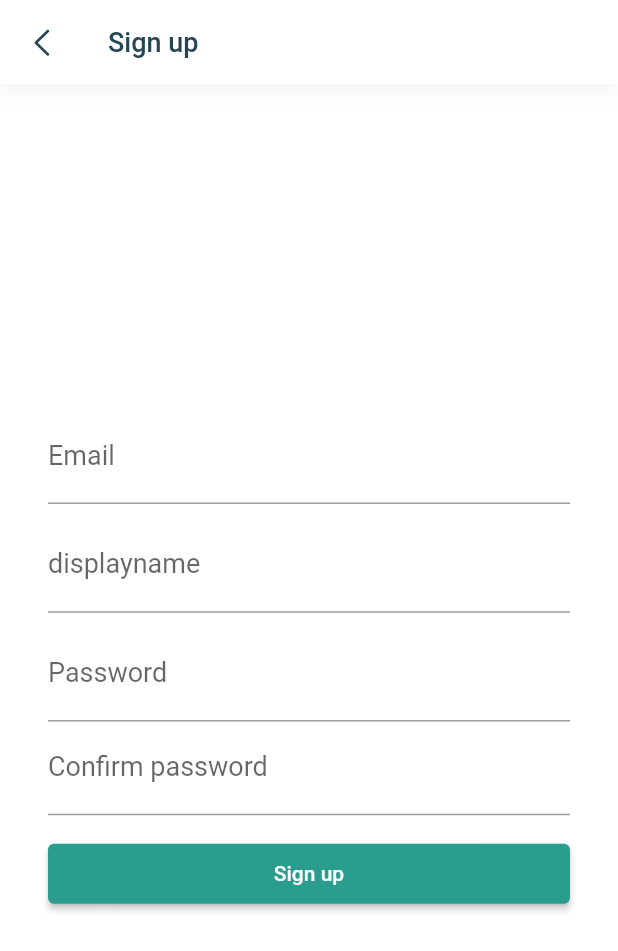
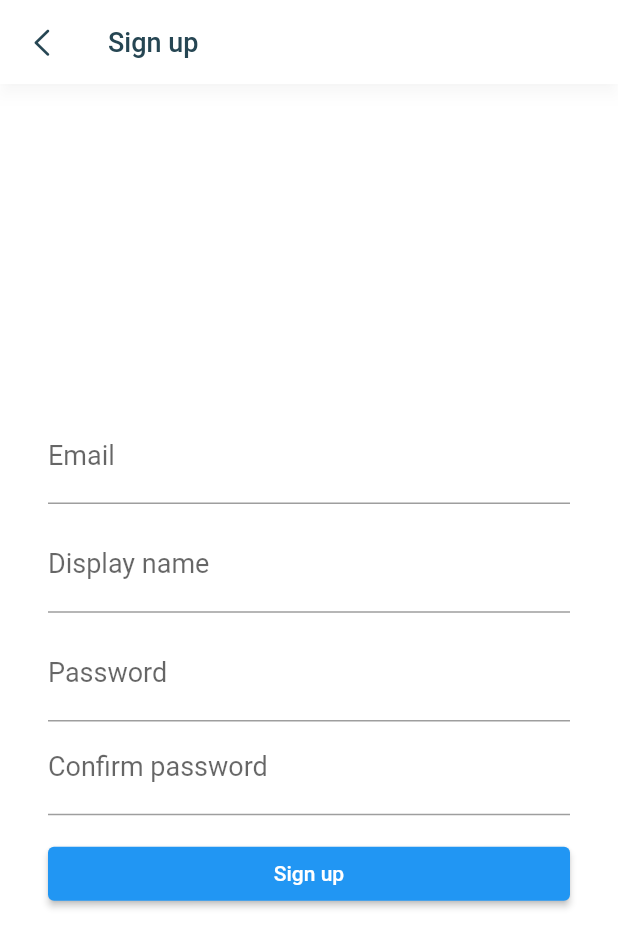
Before and after one commit to TrungHieu-HCMUIT/Greuse_GSC2021, a Flutter app: the screen it shows after launch, after a tap on "Sign in", after a tap on "Sign up", on a phone screen of 412 x 824 dp. Shown: the top 951 px of the screen. Run offline on Flutter 3.47's test engine with Material 2 defaults, Android fonts, the phone set to English and light mode, and no system bars; our stand-ins replace cloud_firestore, firebase_auth, firebase_core, google_sign_in, image_picker; missing offline and left inert: multi_image_picker; accounts and stored records are empty.

Commit message:
Button Migrated

```diff
--- a/lib/screens/my_posts_screen.dart
+++ b/lib/screens/my_posts_screen.dart
@@ -14,7 +14,7 @@ class MyPostsScreen extends StatefulWidget {
 class _MyPostsScreenState extends State<MyPostsScreen> {
   final _myPosts = <NewsFeedCardVM>[];
 
-  Future _fetchMyPosts() {
+  void _fetchMyPosts() {
     // TODO: Fetch news feed from sever and add to _newsFeedList
     _myPosts.addAll([
       NewsFeedCardVM(
--- a/lib/screens/news_feed_screen.dart
+++ b/lib/screens/news_feed_screen.dart
@@ -16,7 +16,7 @@ class NewsFeedScreen extends StatefulWidget {
 class _NewsFeedScreenState extends State<NewsFeedScreen> {
   final _newsFeedList = <NewsFeedCardVM>[];
 
-  Future _fetchNewsFeed() {
+  void _fetchNewsFeed() {
     // TODO: Fetch news feed from sever and add to _newsFeedList
     _newsFeedList.addAll([
       NewsFeedCardVM(
--- a/lib/screens/profile_screen.dart
+++ b/lib/screens/profile_screen.dart
@@ -6,7 +6,6 @@ import 'package:greuse/components/floating_bottom_button.dart';
 import 'package:greuse/screens/exchanging_locations_screen.dart';
 import 'package:greuse/screens/my_posts_screen.dart';
 import 'package:greuse/screens/saved_posts_screen.dart';
-import 'package:greuse/screens/sign_in_screen.dart';
 
 class ProfileScreen extends StatefulWidget {
   static const id = 'profile_screen';
--- a/lib/screens/sign_in_screen.dart
+++ b/lib/screens/sign_in_screen.dart
@@ -1,7 +1,6 @@
 import 'package:firebase_auth/firebase_auth.dart';
 import 'package:flutter/material.dart';
 import 'package:google_sign_in/google_sign_in.dart';
-import 'package:greuse/screens/home_screen.dart';
 import 'package:greuse/screens/sign_up_screen.dart';
 
 class SignInScreen extends StatefulWidget {
@@ -135,7 +134,7 @@ class _SignInScreenState extends State<SignInScreen> {
                   onChanged: _onPasswordSaved,
                 ),
                 SizedBox(height: 15.0),
-                RaisedButton(
+                ElevatedButton(
                   onPressed: _signIn,
                   child: Text('Sign in'),
                 ),
@@ -145,17 +144,23 @@ class _SignInScreenState extends State<SignInScreen> {
                   textAlign: TextAlign.center,
                 ),
                 SizedBox(height: 30.0),
-                RaisedButton(
+                ElevatedButton(
                   onPressed: _signInWithGoogle,
-                  color: Colors.red,
+                  style: ElevatedButton.styleFrom(
+                    primary: Colors.red,
+                    onPrimary: Colors.white,
+                  ),
                   child: Text(
                     'Sign in with Google',
                   ),
                 ),
                 SizedBox(height: 15.0),
-                RaisedButton(
+                ElevatedButton(
                   onPressed: _signUp,
-                  color: Colors.green,
+                  style: ElevatedButton.styleFrom(
+                    primary: Colors.green,
+                    onPrimary: Colors.white,
+                  ),
                   child: Text(
                     'Sign up',
                   ),
--- a/lib/screens/sign_up_screen.dart
+++ b/lib/screens/sign_up_screen.dart
@@ -19,7 +19,6 @@ class _SignUpScreenState extends State<SignUpScreen> {
   String _email;
   String _displayname;
   String _password;
-  String _confirmPassword;
 
   String _emailErrorText;
 
@@ -58,8 +57,6 @@ class _SignUpScreenState extends State<SignUpScreen> {
     if (password != _passwordController.text) return 'Password does not match';
     return null;
   }
-
-  void _onConfirmPasswordSaved(String password) => _confirmPassword = password;
 
   void _signUp() async {
     if (_formKey.currentState.validate()) {
@@ -130,7 +127,7 @@ class _SignUpScreenState extends State<SignUpScreen> {
                 SizedBox(height: 10.0),
                 TextFormField(
                   decoration: InputDecoration(
-                    labelText: 'displayname',
+                    labelText: 'Display name',
                   ),
                   style: TextStyle(
                     fontSize: 18.0,
@@ -162,10 +159,9 @@ class _SignUpScreenState extends State<SignUpScreen> {
                   ),
                   obscureText: true,
                   validator: _confirmPasswordValidator,
-                  onSaved: _onConfirmPasswordSaved,
                 ),
                 SizedBox(height: 15.0),
-                RaisedButton(
+                ElevatedButton(
                   onPressed: _signUp,
                   child: Text('Sign up'),
                 ),
```
Also changed, not shown: lib/components/floating_bottom_button.dart (+6 -6 lines), lib/screens/add_screen.dart (+9 -6 lines), lib/screens/search_screen.dart (+4 -3 lines).
